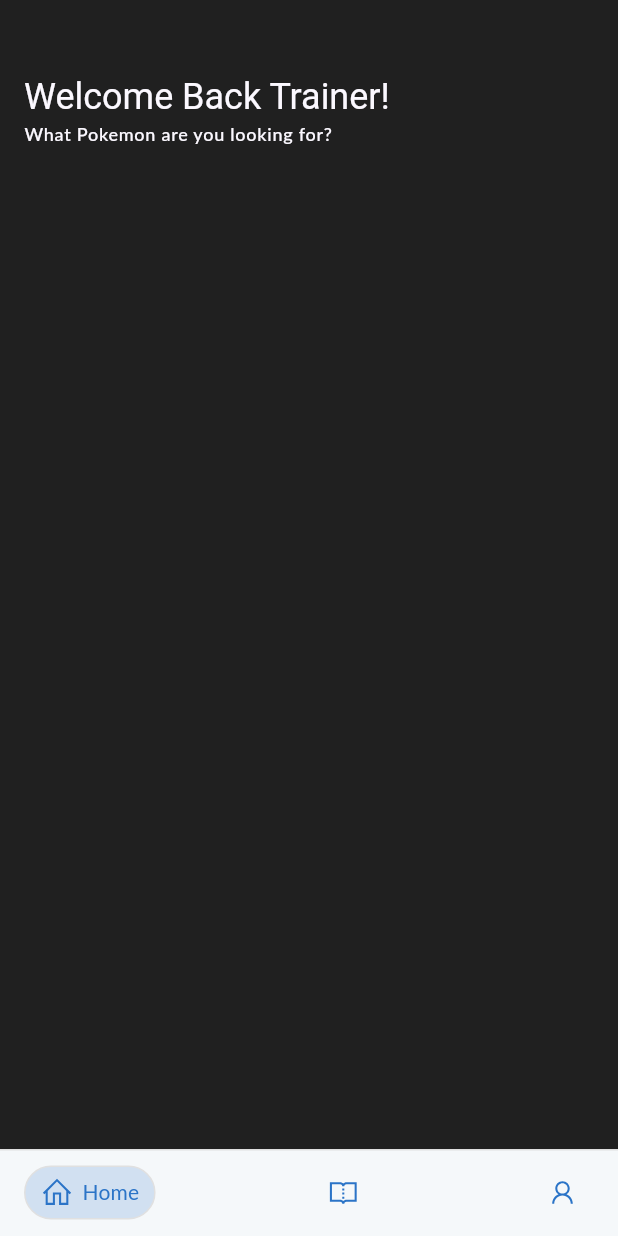
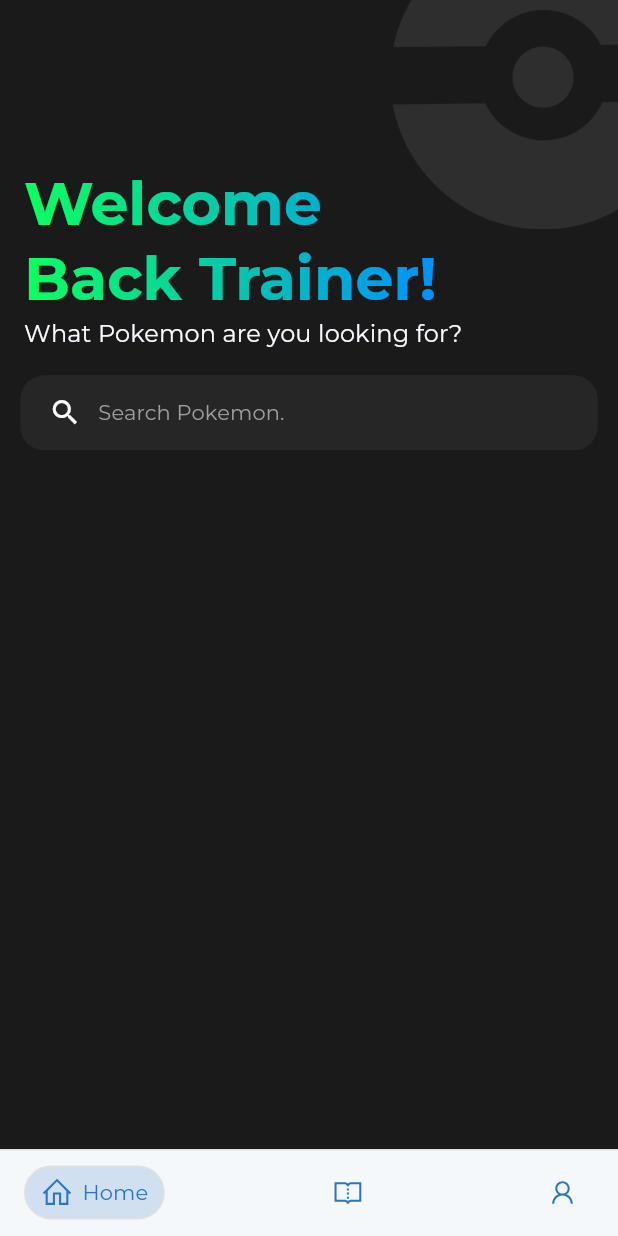
Before and after one commit to CharlesLim17/pokedex_flutter_repo, a Flutter app: the screen it shows after launch, on a phone screen of 412 x 824 dp. Run offline on Flutter 3.47's test engine with Material 2 defaults, Android fonts, the phone set to English and light mode, and no system bars; drawn by our look-alikes of google_nav_bar, simple_gradient_text; our stand-ins replace flutter_riverpod, go_router, line_icons, riverpod_annotation; generated files the repository leaves out were written again; Roboto replaces fonts that are missing (Lato, Lato-Black).

Commit message:
home header done

```diff
--- a/lib/features/home/screen/home_screen.dart
+++ b/lib/features/home/screen/home_screen.dart
@@ -12,7 +12,7 @@
     // ColorScheme colors = Theme.of(context).colorScheme;
 
     return Container(
-      color: const Color(0xFF202020),
+      color: const Color(0xFF1A1A1A),
       child: Column(
         crossAxisAlignment: CrossAxisAlignment.start,
         children: [
--- a/lib/features/home/widgets/home_header_widget.dart
+++ b/lib/features/home/widgets/home_header_widget.dart
@@ -1,6 +1,7 @@
 import 'package:flutter/material.dart';
 import 'package:flutter_riverpod/flutter_riverpod.dart';
 import 'package:pokedex_flutter_repo/ui/spacer/pokedex_spacer.dart';
+import 'package:simple_gradient_text/simple_gradient_text.dart';
 
 class HomeHeader extends ConsumerWidget {
   const HomeHeader({
@@ -12,37 +13,95 @@
     Size screenSize = MediaQuery.of(context).size;
     ColorScheme colors = Theme.of(context).colorScheme;
 
-    return SizedBox(
-      width: double.infinity,
+    return Stack(
+      children: [
+        Positioned(
+          top: -50,
+          right: -50,
+          child: Opacity(
+            opacity: 0.175,
+            child: Image.asset(
+              'assets/images/pokeball.png',
+              width: 200,
+              fit: BoxFit.fitWidth,
+            ),
+          ),
+        ),
 
-      // Content
-      child: Padding(
-        padding: const EdgeInsets.symmetric(horizontal: 16.0, vertical: 16.0),
+        //
+        Positioned(
           child: Column(
             crossAxisAlignment: CrossAxisAlignment.start,
             children: [
               //
-            PokedexSpacer(height: screenSize.height * 0.04),
+              PokedexSpacer(height: screenSize.height * 0.135),
 
               // Header text
-            Text(
-              "Welcome Back Trainer!",
-              style: Theme.of(context).textTheme.headlineSmall!.copyWith(
-                    fontSize: 24,
-                    color: colors.background,
+              Container(
+                padding: const EdgeInsets.symmetric(horizontal: 16.0),
+                child: Column(
+                  crossAxisAlignment: CrossAxisAlignment.start,
+                  children: [
+                    GradientText(
+                      "Welcome \nBack Trainer!",
+                      style:
+                          Theme.of(context).textTheme.headlineLarge!.copyWith(
+                                fontSize: 40,
                               ),
+                      colors: const [Color(0xFF0CFF60), Color(0xFF0091FB)],
                     ),
 
                     // Complimentary text
                     Text(
                       "What Pokemon are you looking for?",
-              style: Theme.of(context).textTheme.labelMedium!.copyWith(
+                      style: Theme.of(context).textTheme.labelLarge!.copyWith(
                             color: colors.background,
+                            fontSize: 16,
                           ),
                     ),
                   ],
                 ),
               ),
+
+              const SizedBox(height: 16),
+
+              // Search Field
+              Container(
+                height: 50,
+                padding: const EdgeInsets.symmetric(horizontal: 13.5),
+                child: TextField(
+                  obscureText: false,
+                  style: Theme.of(context).textTheme.labelLarge?.copyWith(
+                        color: Colors.white,
+                      ),
+                  decoration: InputDecoration(
+                    // hint
+                    hintText: 'Search Pokemon.',
+                    hintStyle: Theme.of(context).textTheme.labelLarge?.copyWith(
+                          color: Colors.grey,
+                        ),
+                    //
+                    contentPadding: const EdgeInsets.symmetric(
+                        vertical: 16.0, horizontal: 16.0),
+
+                    // Icon
+                    prefixIcon: const Padding(
+                      padding: EdgeInsets.only(left: 16.0, right: 4.0),
+                      child: Icon(
+                        Icons.search,
+                        color: Colors.white,
+                        size: 22,
+                      ),
+                    ),
+                  ),
+                ),
+              ),
+
+              //
+            ],
+          ),
+        ),
+      ],
     );
   }
 }
--- a/lib/themes/colors.dart
+++ b/lib/themes/colors.dart
@@ -5,3 +5,7 @@
 const Color pokemonOrange = Color(0xFFFF0000);
 const Color pokemonYellow = Color(0xFFFFDE00);
 const Color pokemonGold = Color(0xFFB3A125);
+
+// Gradient
+const Color limeGreen = Color(0xFF0CFF60);
+const Color limeBlue = Color(0xFF0091FB);
--- a/lib/themes/theme.dart
+++ b/lib/themes/theme.dart
@@ -10,6 +10,7 @@
   // Theme Data
   ThemeData get themeData => ThemeData(
         useMaterial3: true,
+        inputDecorationTheme: _inputDecoration,
         textTheme: _textTheme,
         colorSchemeSeed: ThemeColor.primary,
       );
@@ -22,37 +23,71 @@
         background: ThemeColor.background,
       );
 
+  // Input Decoration Theme
+  InputDecorationTheme get _inputDecoration => InputDecorationTheme(
+        filled: true,
+        fillColor: const Color(0xFF262626),
+        enabledBorder: OutlineInputBorder(
+          borderSide: const BorderSide(
+            width: 0,
+            style: BorderStyle.none,
+          ),
+          borderRadius: BorderRadius.circular(16.0),
+        ),
+        focusedBorder: OutlineInputBorder(
+          borderSide: const BorderSide(
+            width: 1,
+            color: Color(0xFFC1C1C1),
+          ),
+          borderRadius: BorderRadius.circular(16.0),
+        ),
+        errorBorder: OutlineInputBorder(
+          borderSide: BorderSide(
+            width: 1,
+            color: Theme.of(context).colorScheme.error,
+          ),
+          borderRadius: BorderRadius.circular(16.0),
+        ),
+        focusedErrorBorder: OutlineInputBorder(
+          borderSide: BorderSide(
+            width: 1,
+            color: Theme.of(context).colorScheme.error,
+          ),
+          borderRadius: BorderRadius.circular(16.0),
+        ),
+      );
+
   // Costumize Text Style
   TextTheme get _textTheme => const TextTheme(
         // Labels
         labelSmall: TextStyle(
-          fontFamily: 'Lato',
+          fontFamily: 'Montserrat',
         ),
 
         labelMedium: TextStyle(
-          fontFamily: 'Lato',
+          fontFamily: 'Montserrat',
         ),
 
         labelLarge: TextStyle(
-          fontFamily: 'Lato',
+          fontFamily: 'Montserrat',
         ),
 
         // Headlines
         headlineSmall: TextStyle(
-          fontFamily: 'Lato-Black',
+          fontFamily: 'Montserrat-Bold',
         ),
 
         headlineMedium: TextStyle(
-          fontFamily: 'Lato-Black',
+          fontFamily: 'Montserrat-Bold',
         ),
 
         headlineLarge: TextStyle(
-          fontFamily: 'Lato-Black',
+          fontFamily: 'Montserrat-Bold',
         ),
 
         // Titles
         titleLarge: TextStyle(
-          fontFamily: 'Lato',
+          fontFamily: 'Montserrat',
         ),
       );
 }
--- a/lib/themes/theme_color.dart
+++ b/lib/themes/theme_color.dart
@@ -10,9 +10,6 @@
   // for labels of fields and small texts
   static const Color tertiary = Color(0xFF747683);
 
-  // for field color
-  static const Color netural = Color(0xFFE1E8ED);
-
   // background color
   static const Color background = Color(0xFF202020);
 
```
Also changed, not shown: pubspec.yaml (+11 -11 lines), assets/fonts/Montserrat-Bold.ttf (added), assets/fonts/Montserrat-Regular.ttf (added), assets/images/pokeball.png (added). Lines whose indentation alone changed are shown as unchanged.
